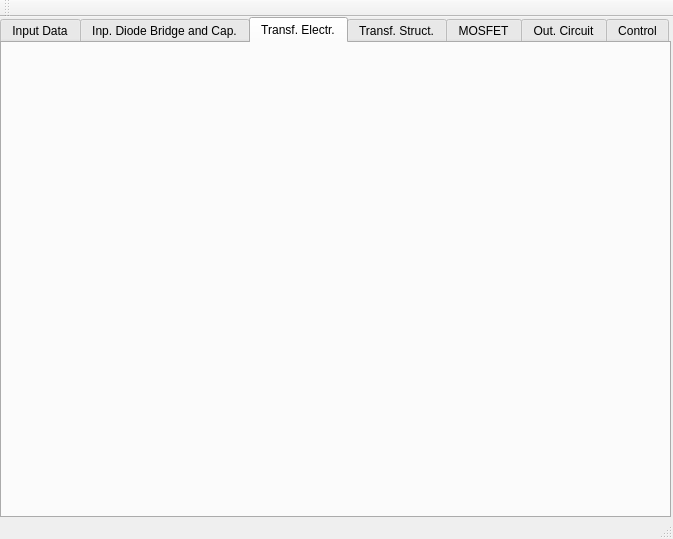
Above: FLySMPS/FLySMPS.ui from aemeltsev/FLySMPS before the change. Below: the same form after it.
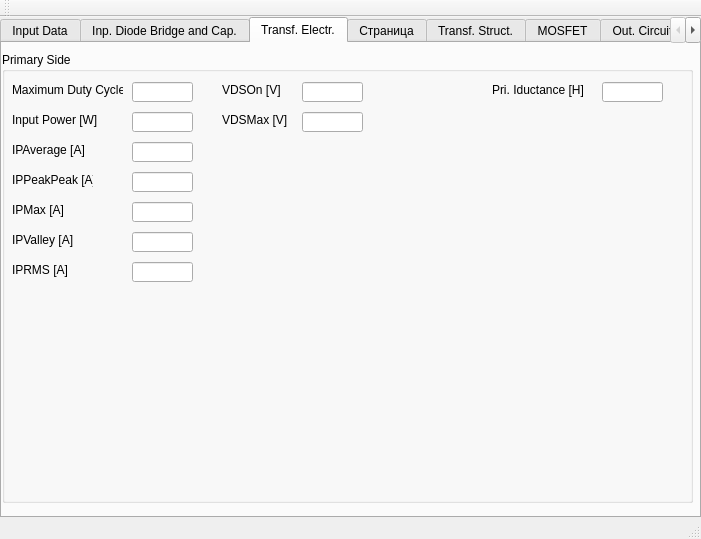
That is the form after the change. The open tabs and pages were chosen to show the change.

```diff
--- a/FLySMPS/FLySMPS.ui
+++ b/FLySMPS/FLySMPS.ui
@@ -6,7 +6,7 @@
    <rect>
     <x>0</x>
     <y>0</y>
-    <width>673</width>
+    <width>701</width>
     <height>539</height>
    </rect>
   </property>
@@ -19,7 +19,7 @@
      <rect>
       <x>0</x>
       <y>0</y>
-      <width>671</width>
+      <width>701</width>
       <height>501</height>
      </rect>
     </property>
@@ -1294,6 +1294,254 @@
      <attribute name="title">
       <string>Transf. Electr.</string>
      </attribute>
+     <widget class="QGroupBox" name="groupBox_7">
+      <property name="geometry">
+       <rect>
+        <x>0</x>
+        <y>9</y>
+        <width>691</width>
+        <height>451</height>
+       </rect>
+      </property>
+      <property name="title">
+       <string>Primary Side</string>
+      </property>
+      <widget class="QLineEdit" name="lineEdit_52">
+       <property name="geometry">
+        <rect>
+         <x>130</x>
+         <y>30</y>
+         <width>61</width>
+         <height>20</height>
+        </rect>
+       </property>
+      </widget>
+      <widget class="QLabel" name="label_52">
+       <property name="geometry">
+        <rect>
+         <x>10</x>
+         <y>30</y>
+         <width>111</width>
+         <height>16</height>
+        </rect>
+       </property>
+       <property name="text">
+        <string>Maximum Duty Cycle</string>
+       </property>
+      </widget>
+      <widget class="QLabel" name="label_53">
+       <property name="geometry">
+        <rect>
+         <x>490</x>
+         <y>30</y>
+         <width>91</width>
+         <height>16</height>
+        </rect>
+       </property>
+       <property name="text">
+        <string>Pri. Iductance [H]</string>
+       </property>
+      </widget>
+      <widget class="QLineEdit" name="lineEdit_51">
+       <property name="geometry">
+        <rect>
+         <x>600</x>
+         <y>30</y>
+         <width>61</width>
+         <height>20</height>
+        </rect>
+       </property>
+      </widget>
+      <widget class="QLineEdit" name="lineEdit_53">
+       <property name="geometry">
+        <rect>
+         <x>130</x>
+         <y>60</y>
+         <width>61</width>
+         <height>20</height>
+        </rect>
+       </property>
+      </widget>
+      <widget class="QLabel" name="label_54">
+       <property name="geometry">
+        <rect>
+         <x>10</x>
+         <y>60</y>
+         <width>111</width>
+         <height>16</height>
+        </rect>
+       </property>
+       <property name="text">
+        <string>Input Power [W]</string>
+       </property>
+      </widget>
+      <widget class="QLabel" name="label_55">
+       <property name="geometry">
+        <rect>
+         <x>220</x>
+         <y>30</y>
+         <width>61</width>
+         <height>16</height>
+        </rect>
+       </property>
+       <property name="text">
+        <string>VDSOn [V]</string>
+       </property>
+      </widget>
+      <widget class="QLabel" name="label_56">
+       <property name="geometry">
+        <rect>
+         <x>220</x>
+         <y>60</y>
+         <width>71</width>
+         <height>16</height>
+        </rect>
+       </property>
+       <property name="text">
+        <string>VDSMax [V]</string>
+       </property>
+      </widget>
+      <widget class="QLineEdit" name="lineEdit_54">
+       <property name="geometry">
+        <rect>
+         <x>300</x>
+         <y>30</y>
+         <width>61</width>
+         <height>20</height>
+        </rect>
+       </property>
+      </widget>
+      <widget class="QLineEdit" name="lineEdit_55">
+       <property name="geometry">
+        <rect>
+         <x>300</x>
+         <y>60</y>
+         <width>61</width>
+         <height>20</height>
+        </rect>
+       </property>
+      </widget>
+      <widget class="QLineEdit" name="lineEdit_56">
+       <property name="geometry">
+        <rect>
+         <x>130</x>
+         <y>90</y>
+         <width>61</width>
+         <height>20</height>
+        </rect>
+       </property>
+      </widget>
+      <widget class="QLabel" name="label_57">
+       <property name="geometry">
+        <rect>
+         <x>10</x>
+         <y>90</y>
+         <width>81</width>
+         <height>16</height>
+        </rect>
+       </property>
+       <property name="text">
+        <string>IPAverage [A]</string>
+       </property>
+      </widget>
+      <widget class="QLineEdit" name="lineEdit_57">
+       <property name="geometry">
+        <rect>
+         <x>130</x>
+         <y>120</y>
+         <width>61</width>
+         <height>20</height>
+        </rect>
+       </property>
+      </widget>
+      <widget class="QLabel" name="label_58">
+       <property name="geometry">
+        <rect>
+         <x>10</x>
+         <y>120</y>
+         <width>81</width>
+         <height>16</height>
+        </rect>
+       </property>
+       <property name="text">
+        <string>IPPeakPeak [A]</string>
+       </property>
+      </widget>
+      <widget class="QLineEdit" name="lineEdit_58">
+       <property name="geometry">
+        <rect>
+         <x>130</x>
+         <y>150</y>
+         <width>61</width>
+         <height>20</height>
+        </rect>
+       </property>
+      </widget>
+      <widget class="QLabel" name="label_59">
+       <property name="geometry">
+        <rect>
+         <x>10</x>
+         <y>150</y>
+         <width>81</width>
+         <height>16</height>
+        </rect>
+       </property>
+       <property name="text">
+        <string>IPMax [A]</string>
+       </property>
+      </widget>
+      <widget class="QLineEdit" name="lineEdit_59">
+       <property name="geometry">
+        <rect>
+         <x>130</x>
+         <y>180</y>
+         <width>61</width>
+         <height>20</height>
+        </rect>
+       </property>
+      </widget>
+      <widget class="QLabel" name="label_60">
+       <property name="geometry">
+        <rect>
+         <x>10</x>
+         <y>180</y>
+         <width>81</width>
+         <height>16</height>
+        </rect>
+       </property>
+       <property name="text">
+        <string>IPValley [A]</string>
+       </property>
+      </widget>
+      <widget class="QLineEdit" name="lineEdit_60">
+       <property name="geometry">
+        <rect>
+         <x>130</x>
+         <y>210</y>
+         <width>61</width>
+         <height>20</height>
+        </rect>
+       </property>
+      </widget>
+      <widget class="QLabel" name="label_61">
+       <property name="geometry">
+        <rect>
+         <x>10</x>
+         <y>210</y>
+         <width>81</width>
+         <height>16</height>
+        </rect>
+       </property>
+       <property name="text">
+        <string>IPRMS [A]</string>
+       </property>
+      </widget>
+     </widget>
+    </widget>
+    <widget class="QWidget" name="tab_8">
+     <attribute name="title">
+      <string>Страница</string>
+     </attribute>
     </widget>
     <widget class="QWidget" name="tab_6">
      <attribute name="title">
```
Left out of the diff: 27 changed lines with no effect on the pictures.
